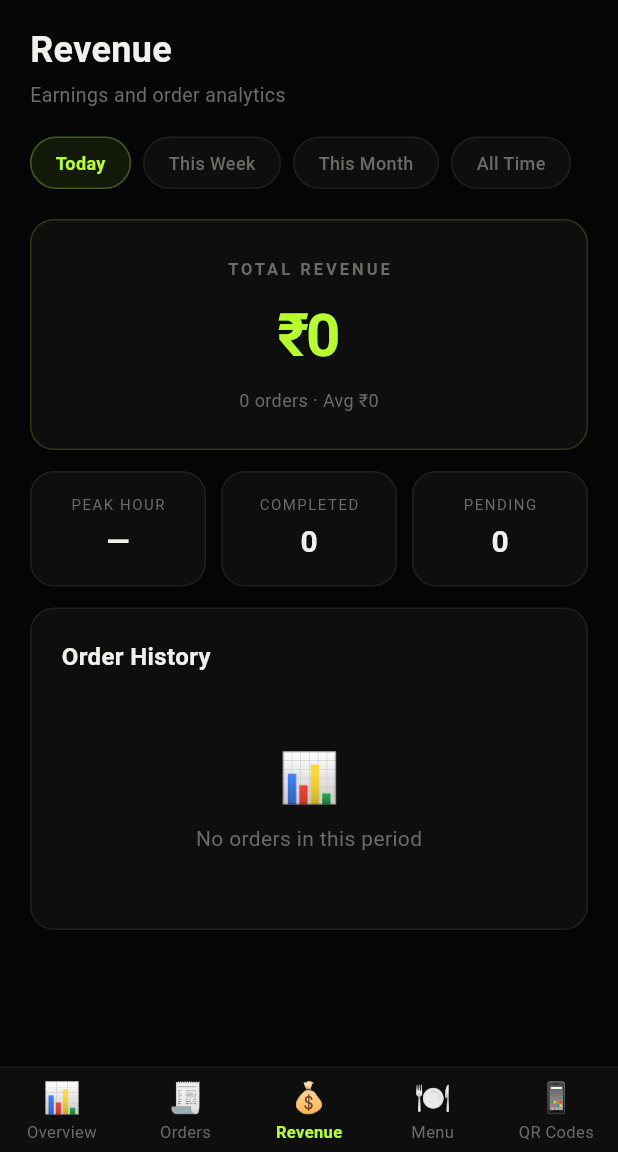
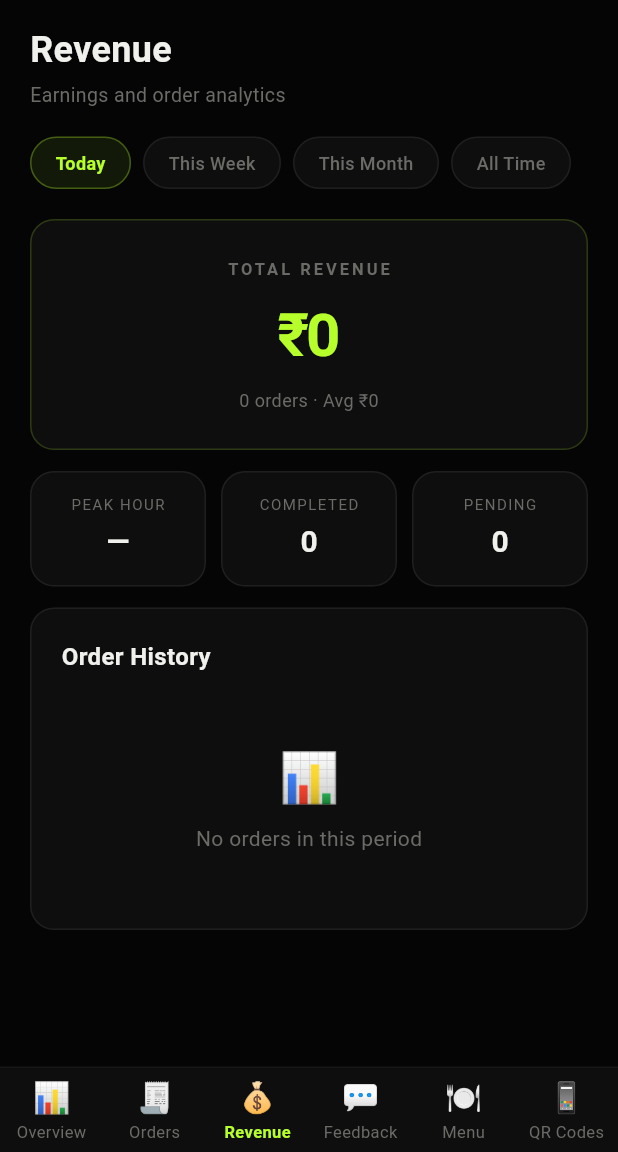
Before and after one commit to go-dine/GoDineProd, a Flutter app: the MainScaffold screen opened directly with empty values, item 3 of the bottom bar chosen, after a tap on "Today", on a phone screen of 412 x 824 dp, the part 84-1236 px from its top. Run offline on Flutter 3.47's test engine with Material 3 defaults, Android fonts, the phone set to English and light mode, and no system bars; our stand-ins replace firebase_core, firebase_messaging, flutter_local_notifications, flutter_secure_storage, qr_flutter, share_plus and 1 more; accounts and stored records are empty.

Commit message:
feat: add feedback and admin views, and update production APK

```diff
--- /dev/null
+++ b/godine-owner-app/lib/models/feedback.dart
@@ -0,0 +1,56 @@
+class FeedbackModel {
+  final String id;
+  final String restaurantId;
+  final String? orderId;
+  final int foodRating;
+  final int serviceRating;
+  final String? comment;
+  final String? customerName;
+  final String? customerPhone;
+  final String createdAt;
+  final String? restaurantName;
+
+  FeedbackModel({
+    required this.id,
+    required this.restaurantId,
+    this.orderId,
+    required this.foodRating,
+    required this.serviceRating,
+    this.comment,
+    this.customerName,
+    this.customerPhone,
+    required this.createdAt,
+    this.restaurantName,
+  });
+
+  factory FeedbackModel.fromJson(Map<String, dynamic> json) {
+    return FeedbackModel(
+      id: json['id'],
+      restaurantId: json['restaurant_id'],
+      orderId: json['order_id'],
+      foodRating: json['food_rating'] ?? 0,
+      serviceRating: json['service_rating'] ?? 0,
+      comment: json['comment'],
+      customerName: json['customer_name'],
+      customerPhone: json['customer_phone'],
+      createdAt: json['created_at'],
+      restaurantName: json['restaurants']?['name'],
+    );
+  }
+
+  double get averageRating => (foodRating + serviceRating) / 2.0;
+
+  Map<String, dynamic> toJson() {
+    return {
+      'id': id,
+      'restaurant_id': restaurantId,
+      'order_id': orderId,
+      'food_rating': foodRating,
+      'service_rating': serviceRating,
+      'comment': comment,
+      'customer_name': customerName,
+      'customer_phone': customerPhone,
+      'created_at': createdAt,
+    };
+  }
+}
--- a/godine-owner-app/lib/screens/admin_dashboard_screen.dart
+++ b/godine-owner-app/lib/screens/admin_dashboard_screen.dart
@@ -3,6 +3,8 @@
 import '../models/restaurant.dart';
 import '../models/order.dart' as app_order;
 import '../services/supabase_service.dart';
+import 'package:supabase_flutter/supabase_flutter.dart';
+import 'feedback_screen.dart';
 
 class AdminDashboardScreen extends StatefulWidget {
   final VoidCallback onLogout;
@@ -44,6 +46,7 @@
         children: [
           _AdminRestaurantsTab(onImpersonate: widget.onImpersonate),
           const _AdminOrdersTab(),
+          const FeedbackScreen(), // Global mode
         ],
       ),
       bottomNavigationBar: BottomNavigationBar(
@@ -58,6 +61,7 @@
         items: const [
           BottomNavigationBarItem(icon: Text('🏢', style: TextStyle(fontSize: 20)), label: 'Restaurants'),
           BottomNavigationBarItem(icon: Text('📋', style: TextStyle(fontSize: 20)), label: 'All Orders'),
+          BottomNavigationBarItem(icon: Text('💬', style: TextStyle(fontSize: 20)), label: 'Feedback'),
         ],
       ),
     );
--- a/godine-owner-app/lib/screens/auth_gate.dart
+++ b/godine-owner-app/lib/screens/auth_gate.dart
@@ -13,6 +13,7 @@
 import 'revenue_screen.dart';
 import 'menu_screen.dart';
 import 'qr_codes_screen.dart';
+import 'feedback_screen.dart';
 import 'admin_dashboard_screen.dart';
 
 class AuthGate extends StatefulWidget {
@@ -188,6 +189,7 @@
       OverviewScreen(restaurant: widget.restaurant),
       OrdersScreen(restaurant: widget.restaurant, onPendingCount: _onPendingCount),
       RevenueScreen(restaurant: widget.restaurant),
+      FeedbackScreen(restaurant: widget.restaurant),
       MenuScreen(restaurant: widget.restaurant),
       QrCodesScreen(restaurant: widget.restaurant),
     ];
@@ -282,6 +284,7 @@
               label: 'Orders',
             ),
             const BottomNavigationBarItem(icon: Text('💰', style: TextStyle(fontSize: 20)), label: 'Revenue'),
+            const BottomNavigationBarItem(icon: Text('💬', style: TextStyle(fontSize: 20)), label: 'Feedback'),
             const BottomNavigationBarItem(icon: Text('🍽', style: TextStyle(fontSize: 20)), label: 'Menu'),
             const BottomNavigationBarItem(icon: Text('📱', style: TextStyle(fontSize: 20)), label: 'QR Codes'),
           ],
--- /dev/null
+++ b/godine-owner-app/lib/screens/feedback_screen.dart
@@ -0,0 +1,215 @@
+import 'package:flutter/material.dart';
+import 'package:intl/intl.dart';
+import '../theme.dart';
+import '../models/restaurant.dart';
+import '../models/feedback.dart';
+import '../services/supabase_service.dart';
+
+class FeedbackScreen extends StatefulWidget {
+  final Restaurant? restaurant;
+  const FeedbackScreen({super.key, this.restaurant});
+
+  @override
+  State<FeedbackScreen> createState() => _FeedbackScreenState();
+}
+
+class _FeedbackScreenState extends State<FeedbackScreen> {
+  List<FeedbackModel> _feedbacks = [];
+  bool _isLoading = true;
+  double _avgFood = 0;
+  double _avgService = 0;
+
+  @override
+  void initState() {
+    super.initState();
+    _load();
+  }
+
+  Future<void> _load() async {
+    setState(() => _isLoading = true);
+    try {
+      final List<FeedbackModel> data;
+      if (widget.restaurant != null) {
+        data = await SupabaseService.fetchFeedback(widget.restaurant!.id);
+      } else {
+        // Global admin mode
+        final raw = await SupabaseService.fetchAllFeedback();
+        data = raw.map((e) => FeedbackModel.fromJson(e)).toList();
+      }
+
+      if (!mounted) return;
+      setState(() {
+        _feedbacks = data;
+        _isLoading = false;
+        if (data.isNotEmpty) {
+          _avgFood = data.map((e) => e.foodRating).reduce((a, b) => a + b) / data.length;
+          _avgService = data.map((e) => e.serviceRating).reduce((a, b) => a + b) / data.length;
+        }
+      });
+    } catch (e) {
+      if (mounted) setState(() => _isLoading = false);
+    }
+  }
+
+  String _formatDate(String iso) {
+    try {
+      final dt = DateTime.parse(iso).toLocal();
+      return DateFormat('MMM d, h:mm a').format(dt);
+    } catch (_) {
+      return '';
+    }
+  }
+
+  @override
+  Widget build(BuildContext context) {
+    return Scaffold(
+      backgroundColor: AppColors.bg,
+      body: RefreshIndicator(
+        onRefresh: _load,
+        color: widget.restaurant == null ? const Color(0xFFFCA5A5) : AppColors.lime,
+        backgroundColor: AppColors.surface1,
+        child: _isLoading && _feedbacks.isEmpty
+            ? Center(child: CircularProgressIndicator(color: widget.restaurant == null ? const Color(0xFFFCA5A5) : AppColors.lime))
+            : ListView(
+                padding: const EdgeInsets.fromLTRB(20, 16, 20, 40),
+                children: [
+                  Text(widget.restaurant == null ? 'Platform Feedback' : 'Feedback', style: const TextStyle(fontSize: 24, fontWeight: FontWeight.w700, color: AppColors.white)),
+                  const SizedBox(height: 4),
+                  Text(widget.restaurant == null ? 'All customer reviews across the platform' : 'Customer ratings & reviews', style: const TextStyle(fontSize: 13, color: AppColors.muted)),
+                  const SizedBox(height: 24),
+
+                  if (_feedbacks.isNotEmpty) ...[
+                    _buildSummaryCard(),
+                    const SizedBox(height: 24),
+                  ],
+
+                  if (_feedbacks.isEmpty && !_isLoading)
+                    _buildEmptyState()
+                  else
+                    ..._feedbacks.map((f) => _buildFeedbackCard(f)),
+                ],
+              ),
+      ),
+    );
+  }
+
+  Widget _buildSummaryCard() {
+    return Container(
+      padding: const EdgeInsets.all(20),
+      decoration: BoxDecoration(
+        color: AppColors.surface1,
+        border: Border.all(color: widget.restaurant == null ? const Color(0xFF7F1D1D) : AppColors.limeAlpha18),
+        borderRadius: BorderRadius.circular(AppRadius.md),
+      ),
+      child: Row(
+        mainAxisAlignment: MainAxisAlignment.spaceAround,
+        children: [
+          _buildSummaryStat('Food', _avgFood),
+          Container(width: 1, height: 40, color: AppColors.border),
+          _buildSummaryStat('Service', _avgService),
+        ],
+      ),
+    );
+  }
+
+  Widget _buildSummaryStat(String label, double val) {
+    return Column(
+      children: [
+        Text(label, style: const TextStyle(fontSize: 12, color: AppColors.muted, fontWeight: FontWeight.w500)),
+        const SizedBox(height: 4),
+        Row(
+          children: [
+            Text(val.toStringAsFixed(1), style: TextStyle(fontSize: 24, fontWeight: FontWeight.w800, color: widget.restaurant == null ? const Color(0xFFFCA5A5) : AppColors.lime)),
+            const SizedBox(width: 4),
+            const Text('⭐', style: TextStyle(fontSize: 14)),
+          ],
+        ),
+      ],
+    );
+  }
+
+  Widget _buildFeedbackCard(FeedbackModel f) {
+    return Container(
+      margin: const EdgeInsets.only(bottom: 12),
+      padding: const EdgeInsets.all(16),
+      decoration: BoxDecoration(
+        color: AppColors.surface1,
+        border: Border.all(color: AppColors.border),
+        borderRadius: BorderRadius.circular(AppRadius.md),
+      ),
+      child: Column(
+        crossAxisAlignment: CrossAxisAlignment.start,
+        children: [
+          if (widget.restaurant == null && f.restaurantName != null) ...[
+            Text(
+              f.restaurantName!.toUpperCase(),
+              style: const TextStyle(fontSize: 10, fontWeight: FontWeight.w800, color: Color(0xFFFCA5A5), letterSpacing: 1),
+            ),
+            const SizedBox(height: 4),
+          ],
+          Row(
+            mainAxisAlignment: MainAxisAlignment.spaceBetween,
+            children: [
+              Text(
+                f.customerName?.isNotEmpty == true ? f.customerName! : 'Anonymous Guest',
+                style: const TextStyle(fontSize: 14, fontWeight: FontWeight.w600, color: AppColors.white),
+              ),
+              Text(_formatDate(f.createdAt), style: const TextStyle(fontSize: 11, color: AppColors.muted)),
+            ],
+          ),
+          const SizedBox(height: 8),
+          Row(
+            children: [
+              _starBadge('🍽️', f.foodRating),
+              const SizedBox(width: 8),
+              _starBadge('🤝', f.serviceRating),
+            ],
+          ),
+          if (f.comment?.isNotEmpty == true) ...[
+            const SizedBox(height: 12),
+            Text(
+              f.comment!,
+              style: const TextStyle(fontSize: 13, color: AppColors.white, height: 1.5),
+            ),
+          ],
+        ],
+      ),
+    );
+  }
+
+  Widget _starBadge(String emoji, int val) {
+    return Container(
+      padding: const EdgeInsets.symmetric(horizontal: 8, vertical: 4),
+      decoration: BoxDecoration(
+        color: AppColors.bg,
+        borderRadius: BorderRadius.circular(6),
+        border: Border.all(color: AppColors.border),
+      ),
+      child: Row(
+        children: [
+          Text(emoji, style: const TextStyle(fontSize: 12)),
+          const SizedBox(width: 4),
+          Text('$val', style: TextStyle(fontSize: 12, fontWeight: FontWeight.w700, color: widget.restaurant == null ? const Color(0xFFFCA5A5) : AppColors.lime)),
+          const Text('⭐', style: TextStyle(fontSize: 10)),
+        ],
+      ),
+    );
+  }
+
+  Widget _buildEmptyState() {
+    return const Center(
+      child: Padding(
+        padding: EdgeInsets.symmetric(vertical: 60),
+        child: Column(
+          children: [
+            Text('💬', style: TextStyle(fontSize: 48)),
+            SizedBox(height: 16),
+            Text('No feedback yet', style: TextStyle(fontSize: 16, fontWeight: FontWeight.w600, color: AppColors.white)),
+            SizedBox(height: 4),
+            Text('Reviews from customers will appear here', style: TextStyle(fontSize: 13, color: AppColors.muted)),
+          ],
+        ),
+      ),
+    );
+  }
+}
--- a/godine-owner-app/lib/services/notification_service.dart
+++ b/godine-owner-app/lib/services/notification_service.dart
@@ -1,5 +1,6 @@
 import 'package:flutter_local_notifications/flutter_local_notifications.dart';
 import 'package:firebase_messaging/firebase_messaging.dart';
+import 'package:flutter/foundation.dart';
 import '../models/order.dart';
 
 class NotificationService {
--- a/godine-owner-app/lib/services/supabase_service.dart
+++ b/godine-owner-app/lib/services/supabase_service.dart
@@ -5,6 +5,7 @@
 import '../models/restaurant.dart';
 import '../models/dish.dart';
 import '../models/order.dart';
+import '../models/feedback.dart';
 
 const String _supabaseUrl = 'https://qqnrucnsvupfywyzlofa.supabase.co';
 const String _supabaseKey =
@@ -256,4 +257,23 @@
   static void unsubscribe(RealtimeChannel channel) {
     client.removeChannel(channel);
   }
+
+  // ───── Feedback ─────
+
+  static Future<List<FeedbackModel>> fetchFeedback(String restaurantId) async {
+    final res = await client
+        .from('feedback')
+        .select()
+        .eq('restaurant_id', restaurantId)
+        .order('created_at', ascending: false);
+    return (res as List).map((e) => FeedbackModel.fromJson(e)).toList();
+  }
+
+  static Future<List<Map<String, dynamic>>> fetchAllFeedback() async {
+    final res = await client
+        .from('feedback')
+        .select('*, restaurants(name)')
+        .order('created_at', ascending: false);
+    return List<Map<String, dynamic>>.from(res as List);
+  }
 }
```
Also changed, not shown: 1 other file.
